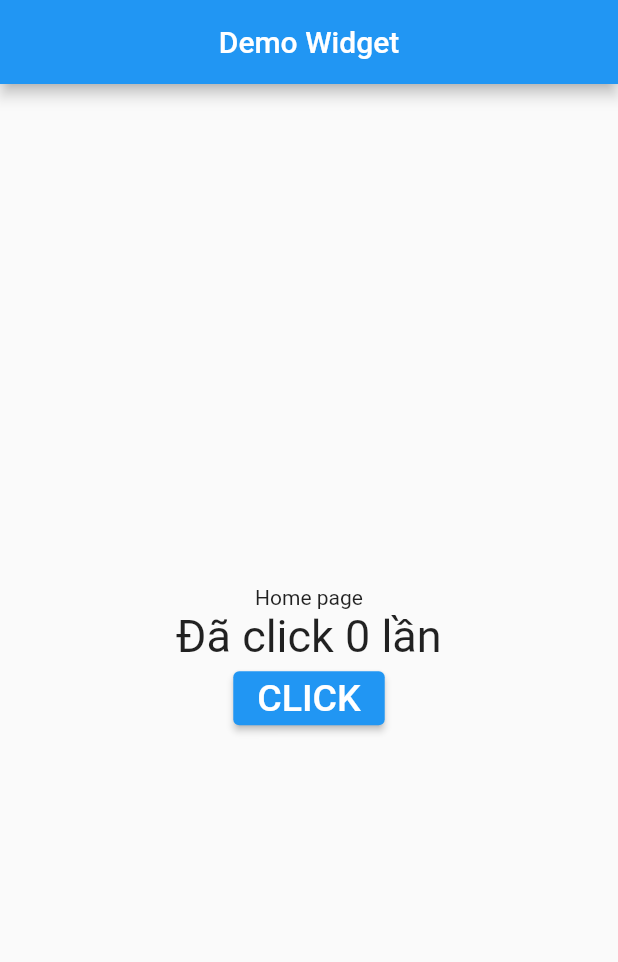
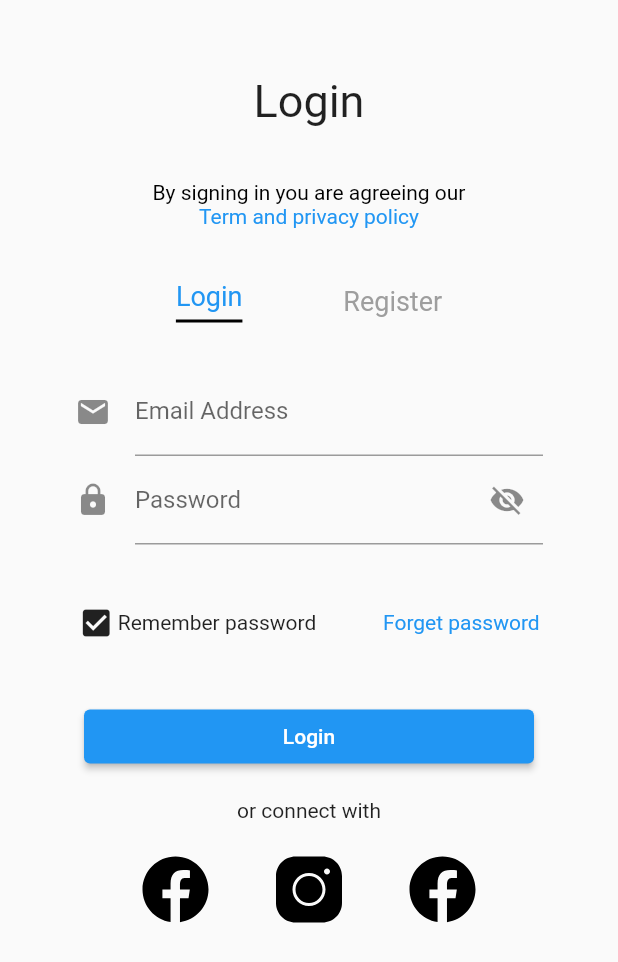
Before and after one commit to leminhtri1511/UI-Learning, a Flutter app: the screen it shows after launch, on a phone screen of 412 x 824 dp. Shown: the top 962 px of the screen. Run offline on Flutter 3.47's test engine with Material 2 defaults, Android fonts, the phone set to English and light mode, and no system bars; our stand-ins replace flutter_svg.

Commit message:
UI Builld

```diff
--- a/lib/main.dart
+++ b/lib/main.dart
@@ -8,75 +8,164 @@ void main() {
 class MyApp extends StatelessWidget {
   const MyApp({super.key});
 
+  // This widget is the root of your application.
   @override
   Widget build(BuildContext context) {
     return MaterialApp(
-      title: 'FLutter demo',
+      title: 'Flutter Demo',
       theme: ThemeData(
         primarySwatch: Colors.blue,
       ),
-      home: HomePage(),
+      home: const LoginPage(),
     );
   }
 }
 
-class HomePage extends StatelessWidget {
-  const HomePage({super.key});
+class LoginPage extends StatelessWidget {
+  const LoginPage({super.key});
 
   @override
   Widget build(BuildContext context) {
     return Scaffold(
-      appBar: AppBar(
-        title: Text("Demo Widget"),
-        centerTitle: true,
-      ),
-      body: Center(
-        child: Container(
-          child: Column(
-            mainAxisAlignment: MainAxisAlignment.center,
-            children: [
-              Text("Home page"),
-              MyStatefulWidget(),
-            ],
+      // appBar: AppBar(
+      //   title: Text("Login"),
+      //   centerTitle: true,
+      // ),
+      body: Container(
+        child: Padding(
+          padding: const EdgeInsets.all(50),
+          child: SingleChildScrollView(
+            child: Column(
+              mainAxisAlignment: MainAxisAlignment.start,
+              children: [
+
+                Text
+                (
+                  "Login",
+                  style: TextStyle(fontSize: 30),
+                ),
+
+                Padding
+                (
+                  padding: const EdgeInsets.all(35),
+                  child: RichText(
+                    text: TextSpan(
+                      text: 'By signing in you are agreeing our',
+                      style: TextStyle(color: Colors.black),
+                      children: [
+                        TextSpan(
+                          text: ' Term and privacy policy',
+                          style: TextStyle(color: Colors.blue),
+                        ),
+                      ],
+                    ),
+                    textAlign: TextAlign.center,
+                  ),
+                ),
+
+                Row
+                (
+                  mainAxisAlignment: MainAxisAlignment.spaceEvenly,
+                  children: [
+                    Container(
+                      padding: EdgeInsets.only(bottom: 5),
+                      decoration: BoxDecoration(
+                        border: Border(
+                          bottom: BorderSide(width: 2),
+                        ),
+                      ),
+                      child: Text(
+                        "Login",
+                        style: TextStyle(color: Colors.blue, fontSize: 18),
+                      ),
+                    ),
+                    Text(
+                      "Register",
+                      style: TextStyle(color: Colors.grey, fontSize: 18),
+                    ),
+                  ],
+                ),
+
+                SizedBox(height: 30),
+
+                Center
+                (
+                  child: Column(
+                    children: [
+                      TextFormField(
+                        decoration: InputDecoration(
+                          icon: Icon(Icons.email),
+                          hintText: "example@gmail.com",
+                          labelText: "Email Address",
+                        ),
+                      ),
+                        // SizedBox(height: 10),
+                        TextFormField(
+                          obscureText: true,
+                          decoration: InputDecoration(
+                          icon: Icon(Icons.lock),
+                          labelText: "Password",
+                          suffixIcon: Icon(Icons.visibility_off),
+                        ),
+                      ),
+                    ],
+                  ),
+                ),
+
+                SizedBox(height: 40),
+
+                Row
+                (
+                  mainAxisAlignment: MainAxisAlignment.spaceEvenly,
+                  children: [
+                    Icon(Icons.check_box),
+                    Text('Remember password'),
+                    SizedBox(width: 40),
+                    Text(
+                      'Forget password',
+                      style: TextStyle(color: Colors.blue),
+                    ),
+                  ],
+                ),
+
+                SizedBox(height: 40),
+
+                SizedBox
+                (
+                  width: 300,
+                  child: ElevatedButton(
+                    onPressed: () {},
+                    child: Text(
+                      'Login',
+                      style: TextStyle(color: Colors.white),
+                    ),
+                  ),
+                ),
+
+                SizedBox(height: 17),
+                Text('or connect with'),
+                SizedBox(height: 17),
+
+                Padding
+                (
+                  padding: const EdgeInsets.all(3),
+                  child: Row(
+                    mainAxisAlignment: MainAxisAlignment.spaceEvenly,
+                    children: [
+                      // child: CircleAvatar(
+                      // radius: 25,
+                      SvgPicture.asset('assets/fb-icon.svg', width: 50),
+                      SvgPicture.asset('assets/ig-icon.svg', width: 50),
+                      SvgPicture.asset('assets/fb-icon.svg', width: 50),
+                      // ),
+                    ],
+                  ),
+                ),
+              ],
+            ),
           ),
         ),
       ),
     );
   }
 }
-
-class MyStatefulWidget extends StatefulWidget {
-  const MyStatefulWidget({super.key});
-
-  @override
-  State<MyStatefulWidget> createState() => _MyStatefulWidgetState();
-}
-
-class _MyStatefulWidgetState extends State<MyStatefulWidget> {
-  int _count = 0;
-  @override
-  Widget build(BuildContext context) {
-    print("Rebuild");
-    return Container(
-      child: Column(
-        children: [
-          Text(
-            "Đã click $_count lần",
-            style: TextStyle(fontSize: 30),
-          ),
-          ElevatedButton(
-            onPressed: () {
-              setState(() {
-                _count++;
-              });
-            },
-            child: Text(
-              "CLICK",
-              style: TextStyle(fontSize: 25),
-            ),
-          ),
-        ],
-      ),
-    );
-  }
-}
```
